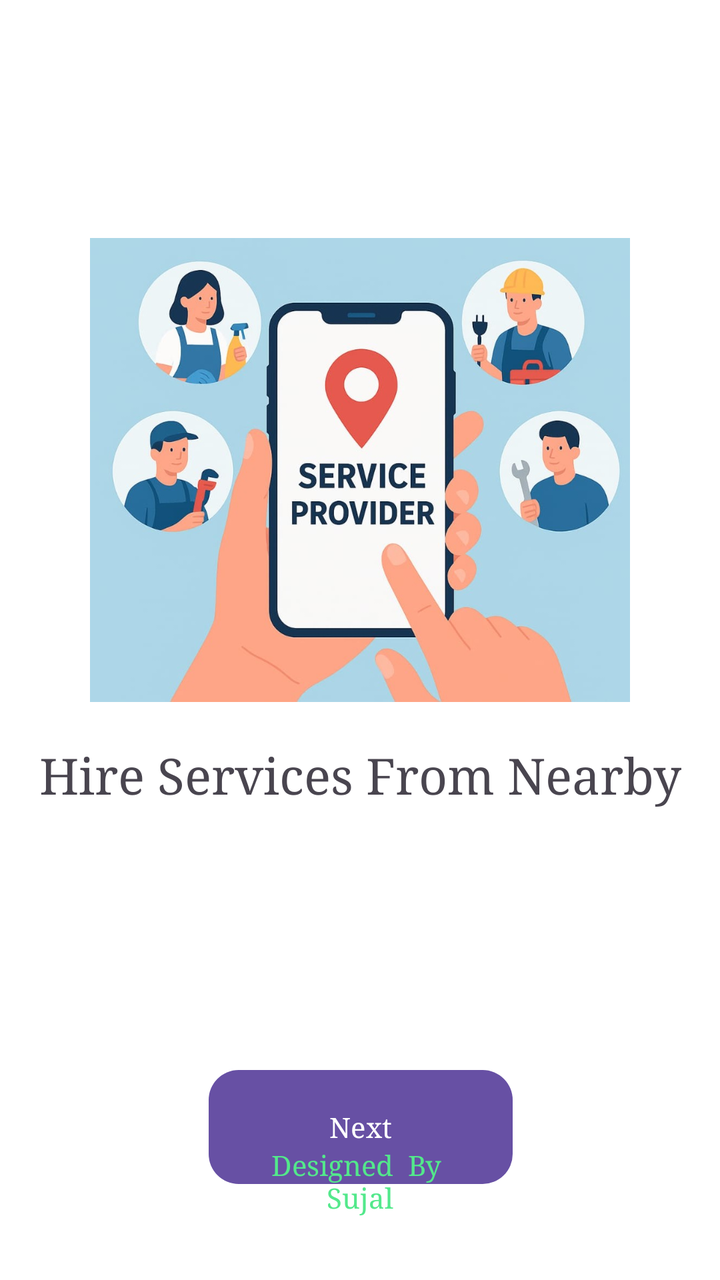
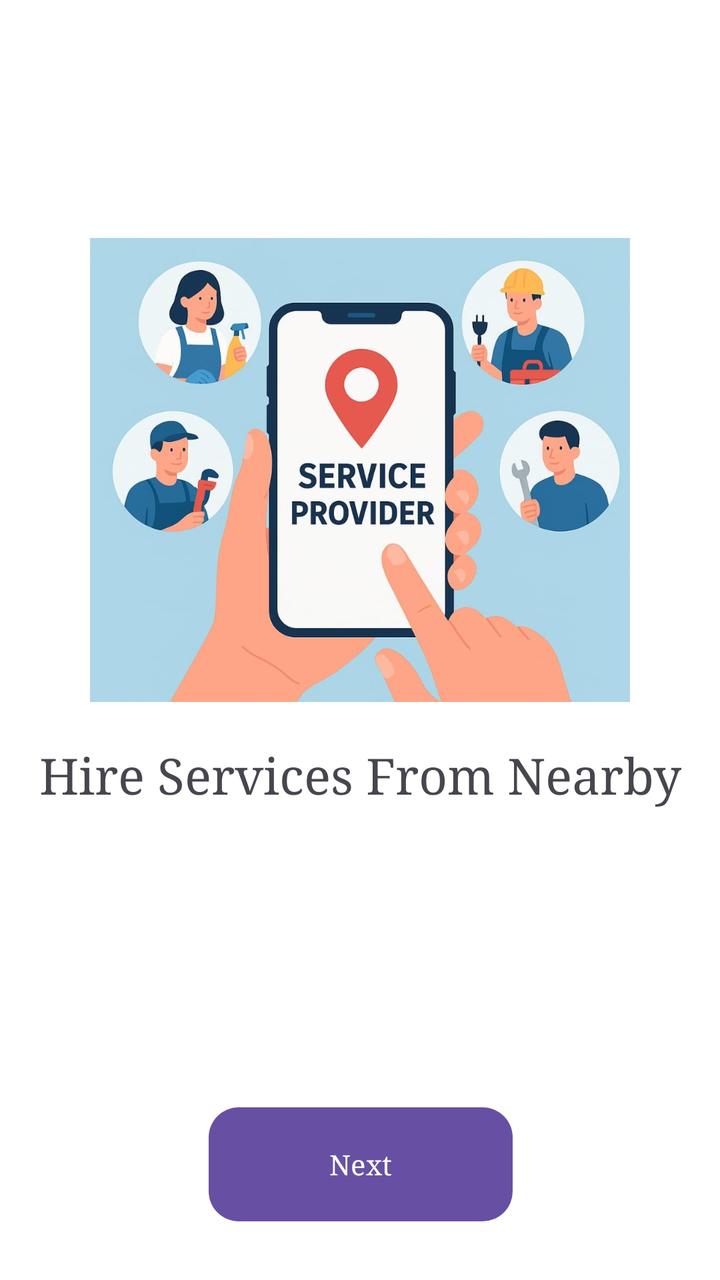

Compare the two renders of this Android layout. The source of the first and the diff that turns it into the second are given below.
<!-- AndroidManifest.xml: application theme Theme.ServiceProvider -->
<!-- res/layout/activity_start.xml -->
<?xml version="1.0" encoding="utf-8"?>
<androidx.constraintlayout.widget.ConstraintLayout xmlns:android="http://schemas.android.com/apk/res/android"
    xmlns:app="http://schemas.android.com/apk/res-auto"
    xmlns:tools="http://schemas.android.com/tools"
    android:id="@+id/main"
    android:background="@color/white"
    android:layout_width="match_parent"
    android:layout_height="match_parent"
    tools:context=".StartActivity">

    <ImageView
        android:id="@+id/imageView4"
        android:layout_width="270dp"
        android:layout_height="270dp"
        android:layout_marginTop="100dp"
        app:layout_constraintEnd_toEndOf="parent"
        app:layout_constraintStart_toStartOf="parent"
        app:layout_constraintTop_toTopOf="parent"
        app:srcCompat="@drawable/pic" />

    <TextView
        android:id="@+id/textView4"
        android:layout_width="wrap_content"
        android:layout_height="wrap_content"
        android:layout_marginTop="1dp"
        android:fontFamily="serif"
        android:text="Hire Services From Nearby"
        android:textSize="25sp"
        app:layout_constraintEnd_toEndOf="@+id/imageView4"
        app:layout_constraintStart_toStartOf="@+id/imageView4"
        app:layout_constraintTop_toBottomOf="@+id/imageView4" />

    <Button
        android:id="@+id/nextButton"
        android:layout_width="152dp"
        android:layout_height="57dp"
        android:layout_marginTop="150dp"
        android:background="@drawable/greenbuttongradient"
        android:fontFamily="serif"
        android:text="Next"
        app:layout_constraintBottom_toTopOf="@+id/textView5"
        app:layout_constraintEnd_toEndOf="@+id/textView4"
        app:layout_constraintStart_toStartOf="@+id/textView4"
        app:layout_constraintTop_toBottomOf="@+id/textView4" />

    <TextView
        android:id="@+id/textView5"
        android:layout_width="wrap_content"
        android:layout_height="wrap_content"
        android:layout_marginBottom="32dp"
        android:fontFamily="serif"
        android:text="Designed  By \nSujal"
        android:textAlignment="center"
        android:textColor="@color/start"
        app:layout_constraintBottom_toBottomOf="parent"
        app:layout_constraintEnd_toEndOf="parent"
        app:layout_constraintStart_toStartOf="parent" />
</androidx.constraintlayout.widget.ConstraintLayout>
<!-- resources referenced by this layout -->
<resources>
  <color name="start">#53E88B</color>
  <color name="white">#FFFFFFFF</color>
  <!-- drawable greenbuttongradient (drawable) -->
  <?xml version="1.0" encoding="utf-8"?>
  <shape xmlns:android="http://schemas.android.com/apk/res/android">
  <gradient android:angle="-45" android:startColor="#53E88B" android:endColor="#15BE77"/>
      <corners android:radius="15dp"/>
  </shape>
  <!-- drawable pic: jpg bitmap (drawable, 93196 bytes) -->
  <style name="Theme.ServiceProvider" parent="Base.Theme.ServiceProvider" />
  <style name="Base.Theme.ServiceProvider" parent="Theme.Material3.DayNight.NoActionBar">
          
          
      </style>
</resources>

<!-- the commit's change to res/layout/activity_start.xml (unified diff, before → after) -->
@@ -38,21 +38,8 @@
         android:background="@drawable/greenbuttongradient"
         android:fontFamily="serif"
         android:text="Next"
-        app:layout_constraintBottom_toTopOf="@+id/textView5"
         app:layout_constraintEnd_toEndOf="@+id/textView4"
         app:layout_constraintStart_toStartOf="@+id/textView4"
         app:layout_constraintTop_toBottomOf="@+id/textView4" />
 
-    <TextView
-        android:id="@+id/textView5"
-        android:layout_width="wrap_content"
-        android:layout_height="wrap_content"
-        android:layout_marginBottom="32dp"
-        android:fontFamily="serif"
-        android:text="Designed  By \nSujal"
-        android:textAlignment="center"
-        android:textColor="@color/start"
-        app:layout_constraintBottom_toBottomOf="parent"
-        app:layout_constraintEnd_toEndOf="parent"
-        app:layout_constraintStart_toStartOf="parent" />
 </androidx.constraintlayout.widget.ConstraintLayout>
<!-- resource entries referenced after the edit -->
@@ -1,6 +1,5 @@
 <!-- resources referenced by this layout -->
 <resources>
-  <color name="start">#53E88B</color>
   <color name="white">#FFFFFFFF</color>
   <!-- drawable greenbuttongradient (drawable) -->
   <?xml version="1.0" encoding="utf-8"?>
